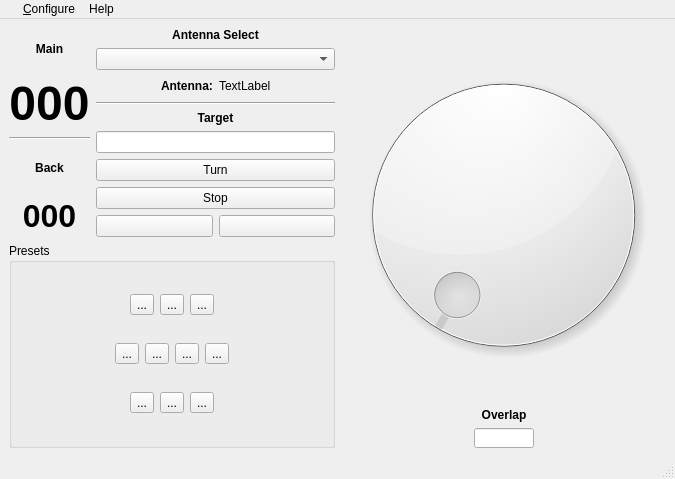
First picture: the form in mqt/MqtRotator/rotatormainwindow.ui, repository Rsclub22/Minos2-Mirror, before the edit.
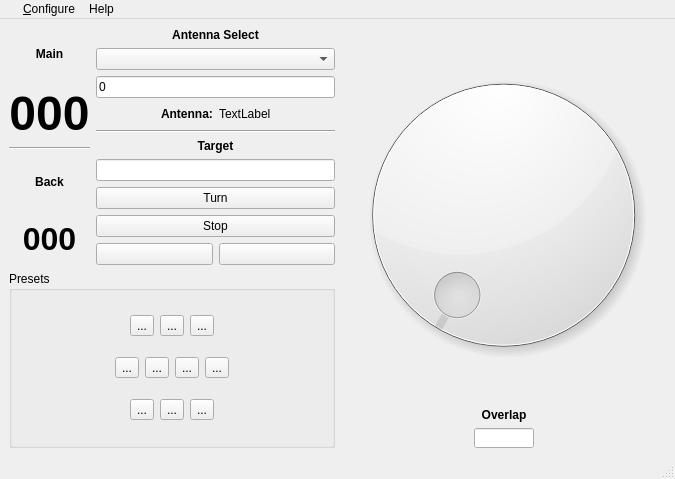
Second picture: the form after the edit. Custom widgets are drawn as their Qt base class.

Commit message: fix tracecomms from crashing when selected. Add test bearing box in rotcontrol for testing

Diff of the .ui file:
```diff
--- a/mqt/MqtRotator/rotatormainwindow.ui
+++ b/mqt/MqtRotator/rotatormainwindow.ui
@@ -119,6 +119,13 @@
             <item>
              <widget class="QComboBox" name="selectAntennaBox"/>
             </item>
+            <item>
+             <widget class="QLineEdit" name="testBearing">
+              <property name="text">
+               <string>0</string>
+              </property>
+             </widget>
+            </item>
             <item>
              <layout class="QHBoxLayout" name="horizontalLayout_8">
               <item>
```
The commit also changes 4 other files.
